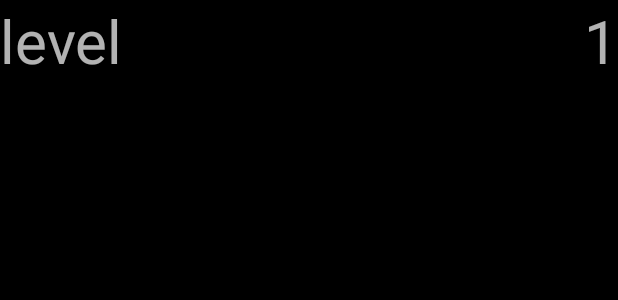
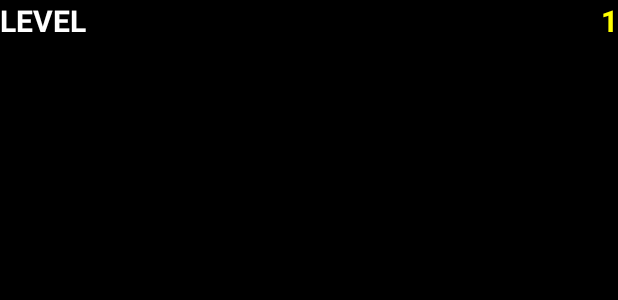
Before and after one commit to beneb/Pacman, an Android app: the layout fragment_next_level.xml on its own in the app's theme, with its tools: preview values and no code run, on a phone screen of 412 x 824 dp. Shown: the top 300 px of the screen. Run offline under Robolectric (Android 15) with nearby library versions, the phone set to English and light mode, and no system bars.

```diff
--- a/app/src/main/java/com/example/pac/pacman/activities/PacmanActivity.java
+++ b/app/src/main/java/com/example/pac/pacman/activities/PacmanActivity.java
@@ -230,14 +230,14 @@ public class PacmanActivity extends ActionBarActivity {
         FragmentTransaction fragmentTransaction = fragmentManager.beginTransaction();
         Fragment nextLevelFragment = fragmentManager.findFragmentByTag("NEXT_LEVEL_FRAGMENT");
         fragmentTransaction.remove(nextLevelFragment);
-        fragmentTransaction.commit();
+        fragmentTransaction.commitAllowingStateLoss();
     }
 
     private void showNextLevelFragment() {
         FragmentTransaction fragmentTransaction = getFragmentManager().beginTransaction();
         NextLevelFragment nextLevelFragment = new NextLevelFragment();
         fragmentTransaction.add(R.id.topmost_layout, nextLevelFragment, "NEXT_LEVEL_FRAGMENT");
-        fragmentTransaction.commit();
+        fragmentTransaction.commitAllowingStateLoss();
     }
 
     State _state = new State();
--- a/app/src/main/res/layout/fragment_next_level.xml
+++ b/app/src/main/res/layout/fragment_next_level.xml
@@ -5,14 +5,16 @@
     tools:context="com.example.pac.pacman.views.NextLevelFragment"
     android:background="#00000000">
     <TextView
-        android:id="@+id/level_lable_view"
+        android:id="@+id/level_label_view"
         android:layout_width="wrap_content"
         android:layout_height="wrap_content"
         android:text="@string/level"
         android:layout_alignParentLeft="true"
         android:layout_alignParentStart="true"
-        android:textSize="40dp"
-        android:background="#00000000" />
+        android:textSize="20dp"
+        android:background="#00000000"
+        android:textColor="@color/foreground"
+        android:textStyle="bold" />
     <TextView
         android:id="@+id/level_number_view"
         android:layout_width="wrap_content"
@@ -20,6 +22,8 @@
         android:text="1"
         android:layout_alignParentRight="true"
         android:layout_alignParentEnd="true"
-        android:textSize="40dp"
-        android:background="#00000000" />
+        android:textSize="20dp"
+        android:background="#00000000"
+        android:textColor="@color/pacman"
+        android:textStyle="bold" />
 </RelativeLayout>
--- a/app/src/main/res/values/strings.xml
+++ b/app/src/main/res/values/strings.xml
@@ -9,6 +9,6 @@
     <string name="action_settings">Settings</string>
     <string name="high_score_text">HIGH SCORE</string>
     <string name="dummy_score_value">12345</string>
-    <string name="level">level</string>
+    <string name="level">LEVEL</string>
 
 </resources>
```
Also changed, not shown: app/src/main/java/com/example/pac/pacman/util/Fonts.java (+21 -5 lines), app/src/main/java/com/example/pac/pacman/views/NextLevelFragment.java (+41 -11 lines).
